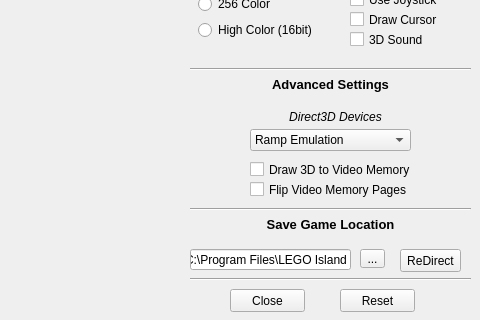
Qt form src/ui/main.ui (le717/ICU) before a commit; both pictures show x 0 to 480 and y 210 to 530 of the 480 by 530 pixel window.
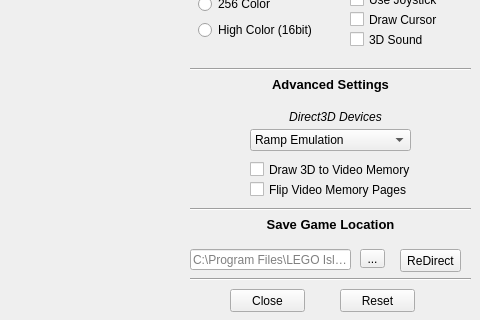
The same form after that commit. Icons and pictures are not drawn.

```diff
--- a/src/ui/main.ui
+++ b/src/ui/main.ui
@@ -356,8 +356,8 @@
     <property name="toolTip">
      <string>&lt;html&gt;&lt;head/&gt;&lt;body&gt;&lt;p&gt;&lt;span style=&quot; font-size:9pt; color:#000000;&quot;&gt;Current Save Game path&lt;/span&gt;&lt;/p&gt;&lt;/body&gt;&lt;/html&gt;</string>
     </property>
-    <property name="text">
-     <string>C:\Program Files\LEGO Island</string>
+    <property name="placeholderText">
+     <string notr="true">C:\Program Files\LEGO Island</string>
     </property>
    </widget>
    <widget class="QLabel" name="lbSaveLoc">
```
Left out of the diff: 56 changed lines with no effect on the pictures.
